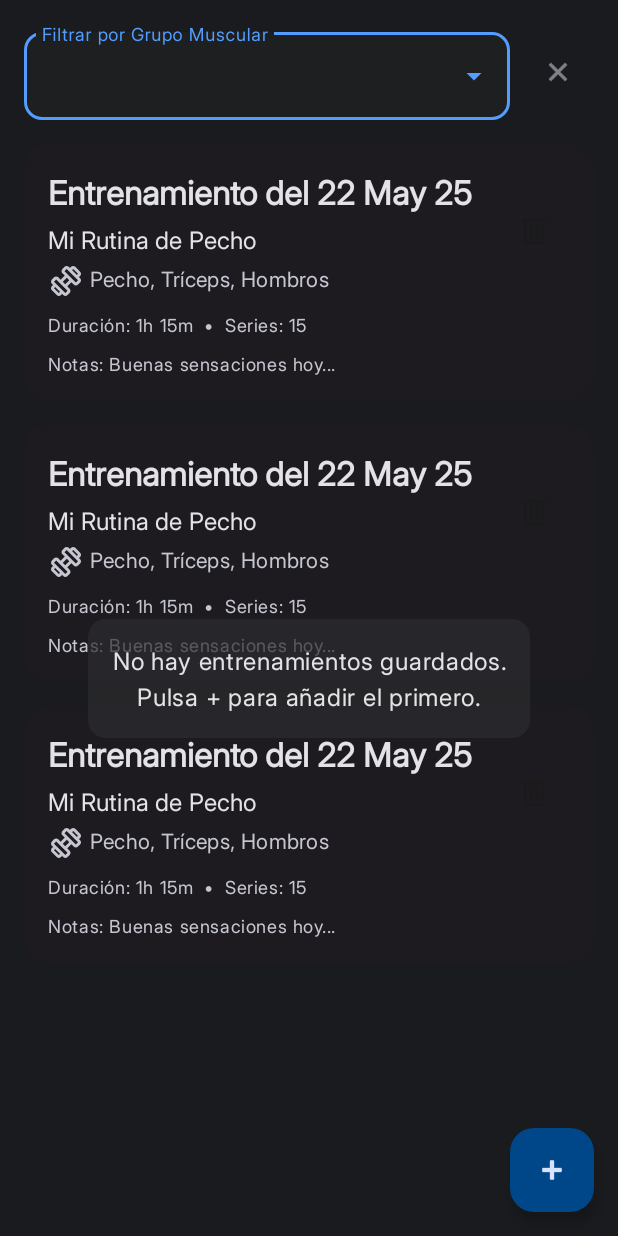
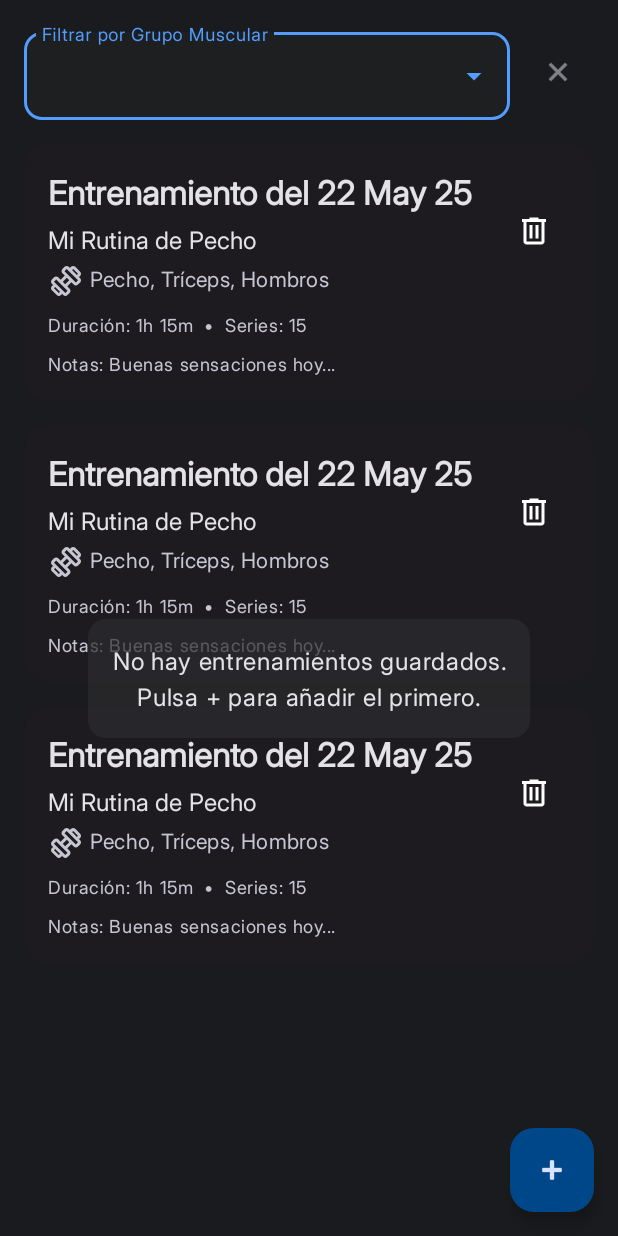
Before and after one commit to manuelduenascortes/GymTrackerViews, an Android app: the layout fragment_workout_list.xml on its own in the app's theme, with its tools: preview values and no code run, on a phone screen of 412 x 824 dp. Run offline under Robolectric (Android 15) with nearby library versions, the phone set to English and light mode, and no system bars.

Commit message:
papelera color blanco para verla mejor

```diff
--- a/app/src/main/res/layout/item_workout.xml
+++ b/app/src/main/res/layout/item_workout.xml
@@ -128,7 +128,7 @@
             android:minHeight="48dp"
             android:padding="8dp"
             app:srcCompat="@drawable/delete_24px"
-            app:tint="@color/backgroundDark_old"
+            app:tint="#FFFFFF"
             app:layout_constraintEnd_toEndOf="parent"
             app:layout_constraintTop_toTopOf="parent"
             app:layout_constraintBottom_toBottomOf="parent"
```
